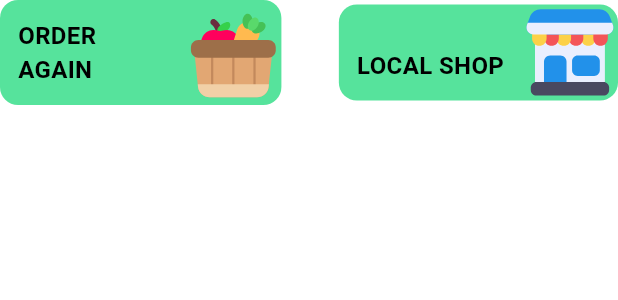
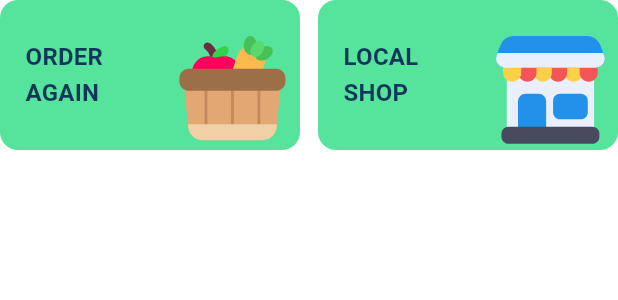
Before and after one commit to caiombueno/bento_coding_challenge, a Flutter app: the OrderAgainAndLocalShopButtonsRow widget shown alone on an empty page, opened directly, on a phone screen of 412 x 824 dp. Shown: the top 300 px of the screen. Run offline on Flutter 3.47's test engine with Material 3 defaults, Android fonts, the phone set to English and light mode, and no system bars; our stand-ins replace convex_bottom_bar, flutter_svg, font_awesome_flutter, go_router, smooth_page_indicator.

Commit message:
refactor: change QuickAccessButton widgets layout and sizing

```diff
--- a/lib/src/features/home/components/quick_access_buttons/constrained_quick_access_button.dart
+++ /dev/null
@@ -1,31 +0,0 @@
-import 'package:bento_coding_challenge/src/widgets/quick_access_button.dart';
-import 'package:flutter/material.dart';
-
-class ConstrainedQuickAccessButton extends StatelessWidget {
-  const ConstrainedQuickAccessButton({
-    super.key,
-    required this.label,
-    required this.image,
-    required this.onTap,
-    required this.maxWidth,
-  });
-
-  final String label;
-  final Widget image;
-  final VoidCallback onTap;
-  final double maxWidth;
-
-  @override
-  Widget build(BuildContext context) {
-    return ConstrainedBox(
-      constraints: BoxConstraints(
-        maxWidth: maxWidth,
-      ),
-      child: QuickAccessButton(
-        label: label,
-        image: image,
-        onTap: onTap,
-      ),
-    );
-  }
-}
--- a/lib/src/features/home/components/quick_access_buttons/local_shop_button.dart
+++ b/lib/src/features/home/components/quick_access_buttons/local_shop_button.dart
@@ -1,21 +1,18 @@
-import 'package:bento_coding_challenge/src/constants/app_sizes.dart';
 import 'package:bento_coding_challenge/src/constants/asset_paths.dart';
-import 'package:bento_coding_challenge/src/features/home/components/quick_access_buttons/constrained_quick_access_button.dart';
 import 'package:bento_coding_challenge/src/utils/hardcoded_string.dart';
+import 'package:bento_coding_challenge/src/widgets/quick_access_button.dart';
 import 'package:flutter/material.dart';
 import 'package:flutter_svg/svg.dart';
 
 class LocalShopButton extends StatelessWidget {
-  const LocalShopButton({super.key, required this.maxWidth});
-  final double maxWidth;
+  const LocalShopButton({super.key});
 
   @override
   Widget build(BuildContext context) {
-    return ConstrainedQuickAccessButton(
+    return QuickAccessButton(
       label: "LOCAL SHOP".hardcoded,
       image: const _LocalShopImage(),
       onTap: () {},
-      maxWidth: maxWidth,
     );
   }
 }
@@ -24,12 +21,5 @@ class _LocalShopImage extends StatelessWidget {
   const _LocalShopImage();
 
   @override
-  Widget build(BuildContext context) {
-    const size = Sizes.p64;
-    return SvgPicture.asset(
-      localShopSvgAssetPath,
-      width: size,
-      height: size,
-    );
-  }
+  Widget build(BuildContext context) => SvgPicture.asset(localShopSvgAssetPath);
 }
--- a/lib/src/features/home/components/quick_access_buttons/order_again_and_local_shop_buttons_row.dart
+++ b/lib/src/features/home/components/quick_access_buttons/order_again_and_local_shop_buttons_row.dart
@@ -1,6 +1,8 @@
+import 'package:bento_coding_challenge/src/constants/app_sizes.dart';
 import 'package:bento_coding_challenge/src/features/home/components/quick_access_buttons/local_shop_button.dart';
 import 'package:bento_coding_challenge/src/features/home/components/quick_access_buttons/order_again_button.dart';
 import 'package:flutter/material.dart';
+import 'package:flutter/widgets.dart';
 
 class OrderAgainAndLocalShopButtonsRow extends StatelessWidget {
   const OrderAgainAndLocalShopButtonsRow({super.key});
@@ -8,13 +10,13 @@ class OrderAgainAndLocalShopButtonsRow extends StatelessWidget {
   @override
   Widget build(BuildContext context) {
     return LayoutBuilder(builder: (context, constraints) {
-      final buttonMaxWidth = constraints.maxWidth * 0.6;
-      return Row(
+      return const Row(
         mainAxisAlignment: MainAxisAlignment.spaceBetween,
-        mainAxisSize: MainAxisSize.max,
+        mainAxisSize: MainAxisSize.min,
         children: [
-          OrderAgainButton(maxWidth: buttonMaxWidth),
-          LocalShopButton(maxWidth: buttonMaxWidth),
+          Flexible(child: OrderAgainButton()),
+          gapW12,
+          Flexible(child: LocalShopButton()),
         ],
       );
     });
--- a/lib/src/features/home/components/quick_access_buttons/order_again_button.dart
+++ b/lib/src/features/home/components/quick_access_buttons/order_again_button.dart
@@ -1,21 +1,18 @@
-import 'package:bento_coding_challenge/src/constants/app_sizes.dart';
 import 'package:bento_coding_challenge/src/constants/asset_paths.dart';
-import 'package:bento_coding_challenge/src/features/home/components/quick_access_buttons/constrained_quick_access_button.dart';
 import 'package:bento_coding_challenge/src/utils/hardcoded_string.dart';
+import 'package:bento_coding_challenge/src/widgets/quick_access_button.dart';
 import 'package:flutter/material.dart';
 import 'package:flutter_svg/svg.dart';
 
 class OrderAgainButton extends StatelessWidget {
-  const OrderAgainButton({super.key, required this.maxWidth});
-  final double maxWidth;
+  const OrderAgainButton({super.key});
 
   @override
   Widget build(BuildContext context) {
-    return ConstrainedQuickAccessButton(
+    return QuickAccessButton(
       label: "ORDER AGAIN".hardcoded,
       image: const _VegetablesImage(),
       onTap: () {},
-      maxWidth: maxWidth,
     );
   }
 }
@@ -24,12 +21,5 @@ class _VegetablesImage extends StatelessWidget {
   const _VegetablesImage();
 
   @override
-  Widget build(BuildContext context) {
-    const size = Sizes.p64;
-    return SvgPicture.asset(
-      groceriesSvgAssetPath,
-      width: size,
-      height: size,
-    );
-  }
+  Widget build(BuildContext context) => SvgPicture.asset(groceriesSvgAssetPath);
 }
--- a/lib/src/widgets/quick_access_button.dart
+++ b/lib/src/widgets/quick_access_button.dart
@@ -38,12 +38,15 @@ class _RoundedButton extends StatelessWidget {
   Widget build(BuildContext context) {
     return GestureDetector(
       onTap: onTap,
+      child: AspectRatio(
+        aspectRatio: 2 / 1,
         child: Container(
           decoration: BoxDecoration(
             color: context.theme.colorScheme.secondary,
             borderRadius: BorderRadius.circular(Sizes.p12),
           ),
           child: child,
+        ),
       ),
     );
   }
@@ -69,9 +72,19 @@ class _QuickAccessButtonContent extends StatelessWidget {
       mainAxisSize: MainAxisSize.min,
       children: [
         Flexible(
-            child: Padding(
-                padding: labelPadding, child: _LabelText(label: label))),
-        if (image != null) ...[Flexible(child: image)],
+            child: Center(
+          child:
+              Padding(padding: labelPadding, child: _LabelText(label: label)),
+        )),
+        if (image != null) ...[
+          Flexible(
+            child: FractionallySizedBox(
+              widthFactor: 0.8,
+              heightFactor: 0.8,
+              child: image,
+            ),
+          )
+        ],
       ],
     );
   }
@@ -84,15 +97,9 @@ class _LabelText extends StatelessWidget {
 
   @override
   Widget build(BuildContext context) {
-    return Text(
-      label,
+    return Text(label,
         textAlign: TextAlign.start,
         maxLines: 2,
-      style: const TextStyle(
-        overflow: TextOverflow.ellipsis,
-        fontSize: Sizes.p16,
-        fontWeight: FontWeight.bold,
-      ),
-    );
+        style: Theme.of(context).textTheme.titleMedium);
   }
 }
```
Lines whose indentation alone changed are shown as unchanged.
